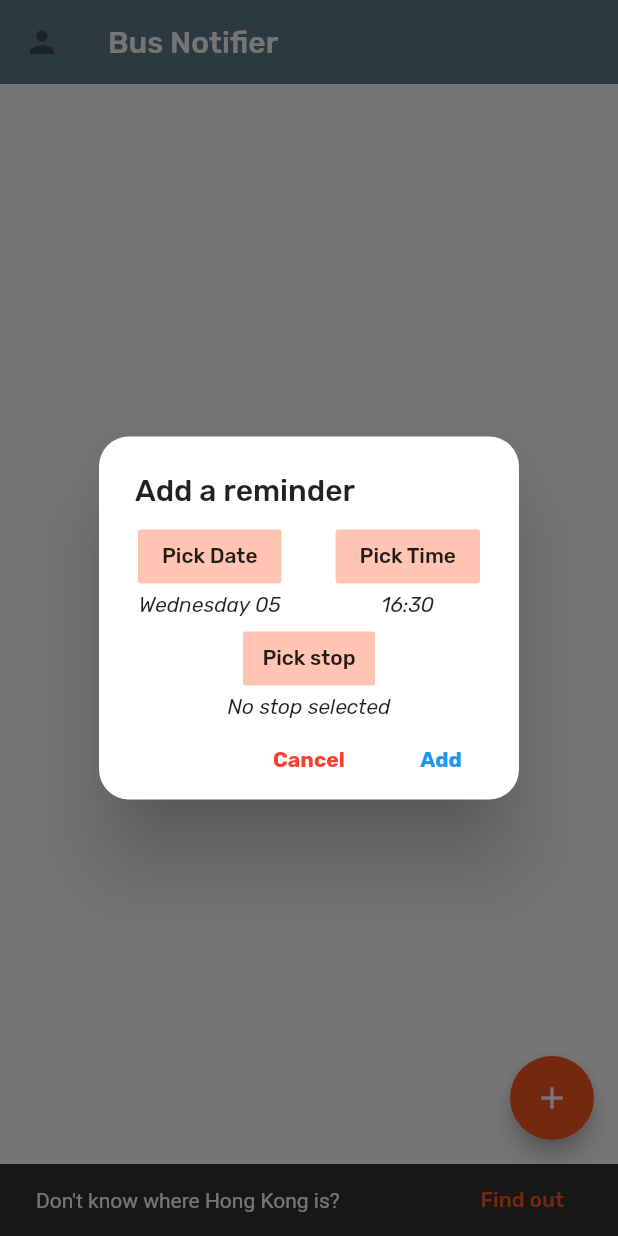
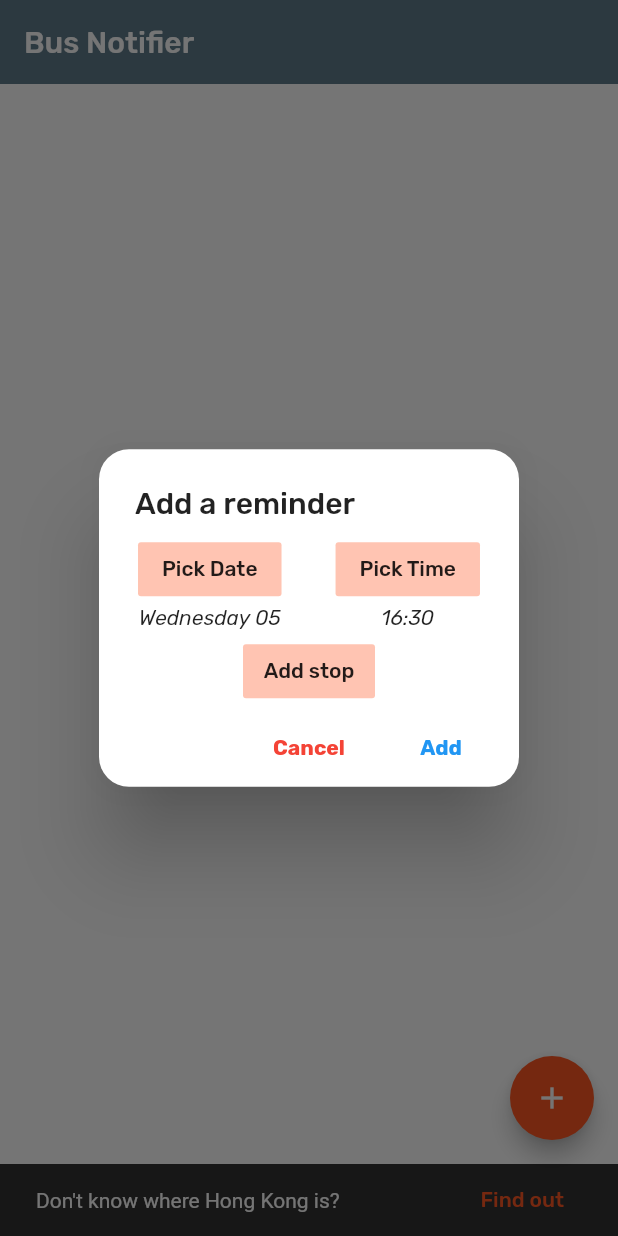
Before and after one commit to Jon1105/busnotifier, a Flutter app: the BusNotifierPage screen opened directly, after a tap on the "add" icon, on a phone screen of 412 x 824 dp. Run offline on Flutter 3.47's test engine with Material 2 defaults, Android fonts, the phone set to English and light mode, and no system bars; our stand-ins replace fl_chart, flutter_local_notifications; network calls fail.

Commit message:
Added multiple stop funcionality

```diff
--- a/lib/BusNotifierApp/ReminderClass.dart
+++ b/lib/BusNotifierApp/ReminderClass.dart
@@ -2,19 +2,29 @@ import 'package:hkinfo/BusNotifierApp/stopClass.dart';
 
 class Reminder {
   DateTime time;
-  Stop stop;
+  List<Stop> stops;
+  // Stop stop;
   int notificationId;
-  Reminder(this.time, this.stop, this.notificationId);
+  Reminder(this.time, this.stops, this.notificationId) {
+    assert(
+        this.time != null || this.stops != null || this.notificationId != null,
+        'Arguments cannot be null');
+  }
 
   static Reminder fromMap(Map<String, dynamic> reminderMap) {
-    return Reminder(DateTime.parse(reminderMap['Time']),
-        Stop.fromMap(reminderMap['Stop']), reminderMap['NotificationID']);
+    return Reminder(
+        DateTime.parse(reminderMap['Time']),
+        reminderMap['Stops']
+            .map<Stop>((mapStop) => Stop.fromMap(mapStop))
+            .toList(),
+        reminderMap['NotificationID']);
   }
 
   Map<String, dynamic> toMap() {
     return {
       "Time": this.time.toIso8601String(),
-      "Stop": this.stop.toMap(),
+      "Stops": this.stops.map((Stop stop) => stop.toMap()).toList(),
+      // "Stop": this.stop.toMap(),
       "NotificationID": this.notificationId,
     };
   }
--- a/lib/BusNotifierApp/busNotifier.dart
+++ b/lib/BusNotifierApp/busNotifier.dart
@@ -8,7 +8,7 @@ import 'dart:math';
 import 'package:hkinfo/BusNotifierApp/pickStop.dart';
 import 'package:hkinfo/BusNotifierApp/stopClass.dart';
 import 'package:hkinfo/BusNotifierApp/ReminderClass.dart';
-import 'package:hkinfo/BusNotifierApp/stops.dart';
+import 'package:hkinfo/BusNotifierApp/stops.dart' as allStops;
 import 'package:http/http.dart' as http;
 import 'package:hkinfo/CovidApp/covid.dart';
 
@@ -28,27 +28,24 @@ class _BusNotifierPageState extends State<BusNotifierPage> {
     bool fileExists = await file.exists();
     if (!fileExists) {
       await file.create();
-      await file.writeAsString(json.encode({"reminders": []}));
+      // await file.writeAsString(json.encode({"reminders": []}));
     }
     return file;
   }
 
   Future<List<Reminder>> readReminders() async {
-    // try {
     final file = await _remindersFile;
     String contents = await file.readAsString();
-    Map dartContent = json.decode(contents);
-    reminders = [];
-    for (Map mapReminder in dartContent['reminders']) {
-      reminders.add(Reminder.fromMap(mapReminder));
-    }
-    return reminders;
+    if (contents == '') return [];
+    return json.decode(contents).map<Reminder>((mapReminder) {
+      return Reminder.fromMap(mapReminder);
+    }).toList();
   }
 
   List<Map> remindersToMaps(List<Reminder> reminders) {
-    return reminders.map((Reminder listReminder) {
-      return listReminder.toMap();
-    }).toList();
+    return reminders
+        .map((Reminder listReminder) => listReminder.toMap())
+        .toList();
   }
 
   Future<void> writeReminder(Reminder reminder) async {
@@ -57,18 +54,16 @@ class _BusNotifierPageState extends State<BusNotifierPage> {
     List<Reminder> reminders = await readReminders();
     reminders.add(reminder);
     reminders.sort((Reminder reminder1, Reminder reminder2) {
-      if (reminder1.time == reminder2.time) {
+      if (reminder1.time == reminder2.time)
         return 0;
-      } else if (reminder1.time.isAfter(reminder2.time)) {
+      else if (reminder1.time.isAfter(reminder2.time))
         return 1;
-      } else if (reminder1.time.isBefore(reminder2.time)) {
-        return -1;
-      }
+      else if (reminder1.time.isBefore(reminder2.time)) return -1;
       return null;
     });
     List<Map> mapReminders = remindersToMaps(reminders);
     final file = await _remindersFile;
-    file.writeAsString(json.encode({"reminders": mapReminders}));
+    file.writeAsString(json.encode(mapReminders));
   }
 
   Future<void> deleteReminder(int index) async {
@@ -81,7 +76,7 @@ class _BusNotifierPageState extends State<BusNotifierPage> {
       print('No notification scheduled');
     }
     reminders.removeAt(index);
-    file.writeAsString(json.encode({"reminders": remindersToMaps(reminders)}));
+    file.writeAsString(json.encode(remindersToMaps(reminders)));
   }
 
   void createReminder(BuildContext context) {
@@ -89,7 +84,7 @@ class _BusNotifierPageState extends State<BusNotifierPage> {
 
     DateTime dayPick = now;
     TimeOfDay timePick = TimeOfDay(hour: 16, minute: 30);
-    Stop stop;
+    List<Stop> stops = [];
 
     String message = '';
 
@@ -167,30 +162,53 @@ class _BusNotifierPageState extends State<BusNotifierPage> {
                         elevation: 0,
                         onPressed: () async {
                           var result = await showSearch(
-                              context: context, delegate: StopsSearch(stops));
+                              context: context,
+                              delegate: StopsSearch(allStops.stops));
                           if (result != null) {
                             setState(() {
-                              stop = result;
+                              stops.add(result);
                               message = '';
                             });
                           }
                         },
-                        child: Text('Pick stop'),
+                        child: Text('Add stop'),
                       ),
-                      (stop != null)
-                          ? Text(
+                      (stops.isNotEmpty)
+                          ? Center(
+                              child: Text(
+                                stops
+                                    .map(
+                                      (Stop stop) =>
                                           stop.route +
                                           ' ' +
-                                  ((stop.inbound) ? 'Inbound' : 'Outbound') +
+                                          ((stop.inbound)
+                                              ? 'Inbound'
+                                              : 'Outbound') +
                                           ': ' +
                                           stop.name,
-                              overflow: TextOverflow.ellipsis,
-                              maxLines: 1,
+                                    )
+                                    .toList()
+                                    .join('\n'),
+                                textAlign: TextAlign.center,
                                 style: TextStyle(
-                                  fontStyle: FontStyle.italic, fontSize: 14))
-                          : Text('No stop selected',
-                              style: TextStyle(
-                                  fontStyle: FontStyle.italic, fontSize: 14)),
+                                    fontStyle: FontStyle.italic, fontSize: 14),
+                              ),
+                            )
+                          : Container(),
+                      // (stop != null)
+                      //     ? Text(
+                      //         stop.route +
+                      //             ' ' +
+                      //             ((stop.inbound) ? 'Inbound' : 'Outbound') +
+                      //             ': ' +
+                      //             stop.name,
+                      //         overflow: TextOverflow.ellipsis,
+                      //         maxLines: 1,
+                      //         style: TextStyle(
+                      //             fontStyle: FontStyle.italic, fontSize: 14))
+                      //     : Text('No stop selected',
+                      //         style: TextStyle(
+                      //             fontStyle: FontStyle.italic, fontSize: 14)),
                       (message != '')
                           ? Row(
                               mainAxisAlignment: MainAxisAlignment.center,
@@ -226,7 +244,7 @@ class _BusNotifierPageState extends State<BusNotifierPage> {
                                   dayPick.day,
                                   timePick.hour,
                                   timePick.minute);
-                              if (stop == null) {
+                              if (stops == null || stops.length <= 0) {
                                 setState(() {
                                   message = 'Select a stop';
                                 });
@@ -236,12 +254,9 @@ class _BusNotifierPageState extends State<BusNotifierPage> {
                                 });
                               } else {
                                 Navigator.of(context).pop();
-                                print('Writing Reminder');
-
-                                print(returnDate);
-                                await writeReminder(Reminder(returnDate, stop,
-                                    Random().nextInt(pow(10, 6))));
-                                updateReminders();
+                                writeReminder(Reminder(returnDate, stops,
+                                        Random().nextInt(pow(10, 6))))
+                                    .then((_) => updateReminders());
                               }
                             },
                             child: Text('Add',
@@ -298,13 +313,12 @@ class _BusNotifierPageState extends State<BusNotifierPage> {
       importance: Importance.Max,
     );
     var iOS = IOSNotificationDetails();
-    var platform = NotificationDetails(android, iOS);
     await flutterLocalNotificationsPlugin.schedule(
         reminder.notificationId,
-        'Bus ${reminder.stop.route} at ${reminder.stop.name}',
-        'To ${reminder.stop.destination}',
+        'Bus Time Notifier',
+        'For ${DateFormat("EEEE MMMM dd 'at' hh:mm a").format(reminder.time)}',
         reminder.time,
-        platform,
+        NotificationDetails(android, iOS),
         androidAllowWhileIdle: false,
         payload: json.encode(reminder.toMap()));
   }
@@ -335,7 +349,14 @@ class _BusNotifierPageState extends State<BusNotifierPage> {
 
   Future<void> onSelectNotification(String payload) async {
     Reminder reminder = Reminder.fromMap(json.decode(payload));
-    List<TimeOfDay> times = await getTimes(reminder.stop);
+    Map<String, List> times = Map();
+    for (Stop stop in reminder.stops) {
+      times[stop.name] = await getTimes(stop);
+    }
+
+    // reminder.stops.forEach((Stop stop) async {
+    //   times[stop.name] = await getTimes(stop);
+    // });
     bool isValid = times.isNotEmpty;
     showDialog(
         barrierDismissible: false,
@@ -344,17 +365,42 @@ class _BusNotifierPageState extends State<BusNotifierPage> {
           return AlertDialog(
             shape:
                 RoundedRectangleBorder(borderRadius: BorderRadius.circular(20)),
-            title: Text('${reminder.stop.route} at ${reminder.stop.name}'),
+            title: Text('Bus Time Notifier'),
             contentPadding: EdgeInsets.symmetric(horizontal: 24),
-            content: (isValid)
-                ? Column(
-                    mainAxisSize: MainAxisSize.min,
-                    crossAxisAlignment: CrossAxisAlignment.start,
-                    children: times.map((TimeOfDay time) {
+            content: isValid
+                ? Table(
+                    children: List.generate(4, (i) => i - 1).map((int i) {
+                      if (i == -1) {
+                        return TableRow(
+                            children: reminder.stops
+                                .map<Widget>((Stop stop) => Text(
+                                    stop.route + ', ' + stop.name,
+                                    maxLines: 2))
+                                .toList());
+                      }
+                      return TableRow(
+                          children: times.keys.map((String stopName) {
+                        TimeOfDay time;
+                        try {
+                          time = times[stopName][i];
                           return Text(time.format(context));
+                        } catch (_) {
+                          return Text('.');
+                        }
+                      }).toList());
                     }).toList(),
                   )
-                : Text('Invalid reminder'),
+                : Text('Invalid '),
+
+            // content: (isValid)
+            //     ? Column(
+            //         mainAxisSize: MainAxisSize.min,
+            //         crossAxisAlignment: CrossAxisAlignment.start,
+            //         children: times.map((TimeOfDay time) {
+            //           return Text(time.format(context));
+            //         }).toList(),
+            //       )
+            //     : Text('Invalid reminder'),
             actions: <Widget>[
               FlatButton(
                   child: Text('Ok'),
@@ -362,7 +408,6 @@ class _BusNotifierPageState extends State<BusNotifierPage> {
             ],
           );
         });
-    return null;
   }
 
   @override
@@ -386,20 +431,6 @@ class _BusNotifierPageState extends State<BusNotifierPage> {
   Widget build(BuildContext context) {
     return Scaffold(
       appBar: AppBar(
-        leading: IconButton(
-            icon: Icon(Icons.person),
-            onPressed: true
-                ? null
-                : () => Navigator.of(context).push(PageRouteBuilder(
-                    pageBuilder: (_, __, ___) => CovidTracker(),
-                    transitionDuration: Duration(milliseconds: 250),
-                    transitionsBuilder:
-                        (context, animation, secondaryAnimation, child) =>
-                            SlideTransition(
-                              position: animation.drive(
-                                  Tween(begin: Offset(1, 0), end: Offset.zero)),
-                              child: child,
-                            )))),
         title: Text(
           'Bus Notifier',
           style: TextStyle(fontFamily: 'Rubik'),
@@ -444,7 +475,7 @@ class _BusNotifierPageState extends State<BusNotifierPage> {
                                           colors: (reminders[index]
                                                   .time
                                                   .isBefore(DateTime.now()))
-                                              ? [Colors.red, Colors.white24]
+                                              ? [Colors.red, Colors.white]
                                               : [
                                                   Colors.deepOrangeAccent,
                                                   Colors.orange
@@ -462,22 +493,37 @@ class _BusNotifierPageState extends State<BusNotifierPage> {
                                           CrossAxisAlignment.stretch,
                                       children: <Widget>[
                                         Text(
-                                          reminders[index].stop.name,
-                                          style: TextStyle(color: Colors.white),
-                                        ),
-                                        Text(
                                             DateFormat(
-                                                    "EEEE MMMM dd 'at' hh:mm a")
+                                                    "EEEE MMMM dd 'at' hh:mm a '(${reminders[index].stops.length})'")
                                                 .format(reminders[index].time),
+                                            style:
+                                                TextStyle(color: Colors.white)),
+                                        reminders[index].stops.length == 1
+                                            ? Text(
+                                                reminders[index].stops[0].name,
                                                 style: TextStyle(
                                                     color: Colors.grey[200],
-                                                fontSize: 13)),
+                                                    fontSize: 13),
+                                              )
+                                            : Container(),
                                         Text(
-                                            reminders[index].stop.route +
+                                            reminders[index].stops.length == 1
+                                                ? reminders[index]
+                                                        .stops[0]
+                                                        .route +
                                                     ' towards ' +
                                                     reminders[index]
-                                                    .stop
-                                                    .destination,
+                                                        .stops[0]
+                                                        .destination
+                                                : reminders[index]
+                                                    .stops
+                                                    .map((Stop stop) {
+                                                      return '${stop.route} ${stop.inbound ? 'Inbound' : 'Outbound'} - ${stop.name}';
+                                                    })
+                                                    .toList()
+                                                    .join('\n'),
+                                            // maxLines:
+                                            //     reminders[index].stops.length,
                                             style: TextStyle(
                                                 color: Colors.grey[200],
                                                 fontSize: 13))
--- a/lib/BusNotifierApp/stopClass.dart
+++ b/lib/BusNotifierApp/stopClass.dart
@@ -8,7 +8,7 @@ class Stop {
     inbound = (strDir == 'I') ? true : false;
   }
 
-  static Stop fromMap(Map<String, String> stopMap) {
+  static Stop fromMap(stopMap) {
     return Stop(stopMap['id'], stopMap['name'], stopMap['route'],
         stopMap['direction'], stopMap['destination']);
   }
--- a/lib/CovidApp/parser.dart
+++ b/lib/CovidApp/parser.dart
@@ -39,7 +39,7 @@ String firstUpper(String string) {
   return string[0].toUpperCase() + string.substring(1);
 }
 
-String numComma(double number) {
-  String s = number.toString();
+// String numComma(double number) {
+//   String s = number.toString();
 
-}
+// }
--- a/lib/CovidHKApp/dataGetter.dart
+++ b/lib/CovidHKApp/dataGetter.dart
@@ -47,7 +47,7 @@ Future<Map<String, dynamic>> hkMoreData() async {
           .toList()) {
         caseNums.add({'num': cAse, 'buildingDetail': building});
       }
-    } on FormatException catch (e) {
+    } on FormatException catch (_) {
       continue;
     }
   }
--- a/lib/CovidHKApp/filter.dart
+++ b/lib/CovidHKApp/filter.dart
@@ -76,7 +76,7 @@ class CaseFilter {
 
   void resetFilter() {
     this.range = RangeValues(this.min, this.max);
-    this.dateRange;
+    // this.dateRange;
     this.fourTeenDaysAgo = false;
     this.textSearch = '';
   }
```
Also changed, not shown: lib/CovidApp/covid.dart (+0 -8 lines), 2 other files. Lines whose indentation alone changed are shown as unchanged.
